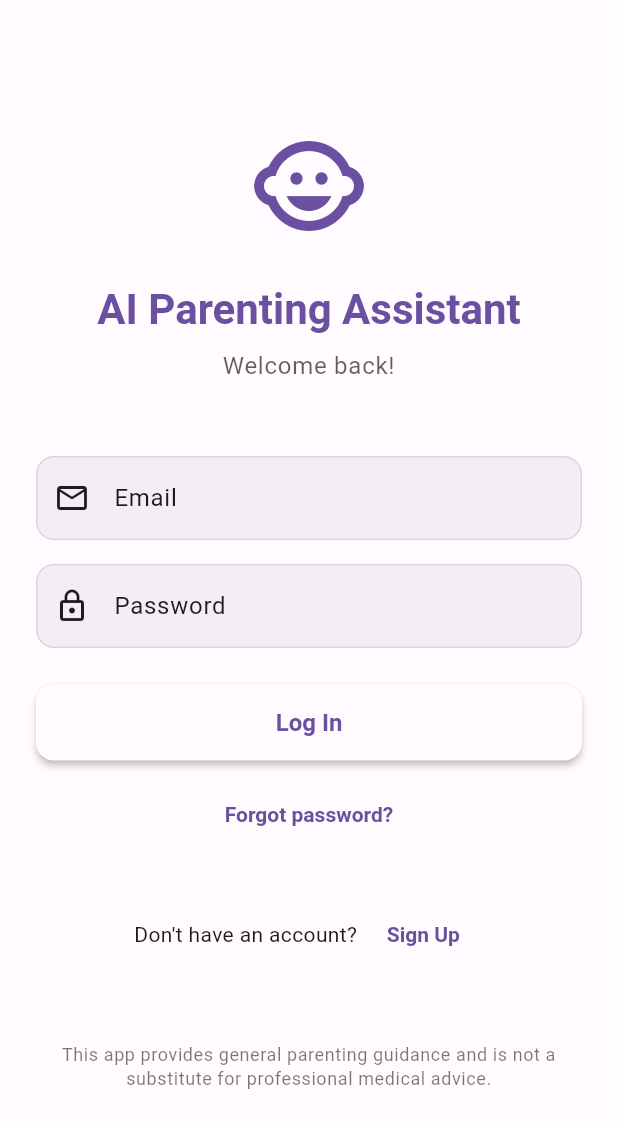
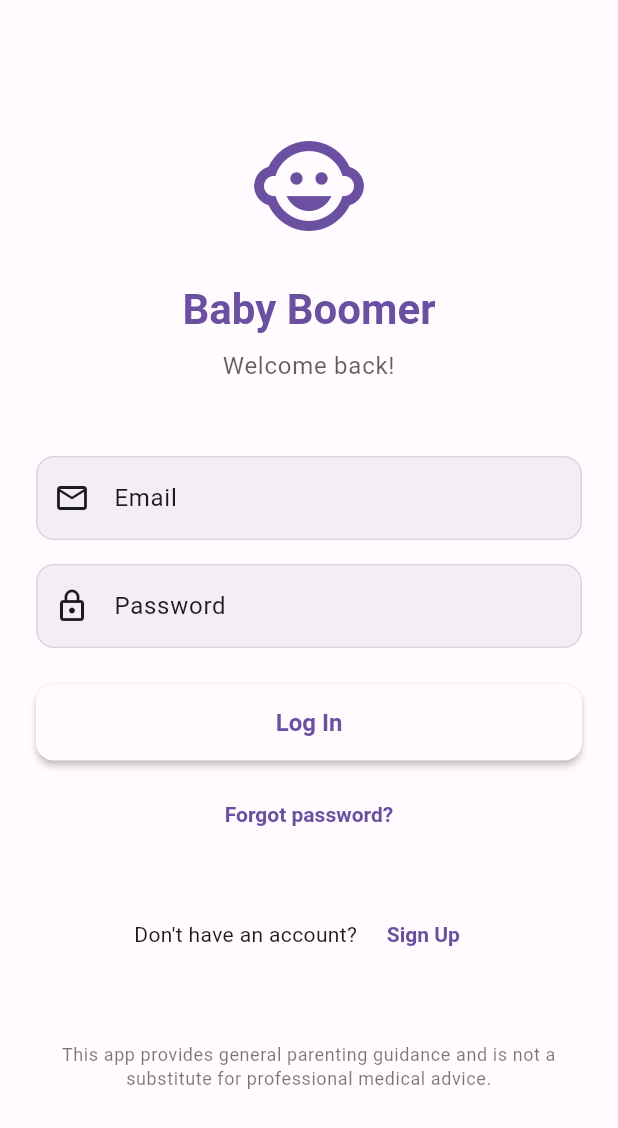
Before and after one commit to marcelfernandes1/ai-parenting-assistant, a Flutter app: the screen it shows after launch, on a phone screen of 412 x 824 dp. Shown: the top 1128 px of the screen. Run offline on Flutter 3.47's test engine with Material 3 defaults, Android fonts, the phone set to English and light mode, and no system bars; our stand-ins replace cached_network_image, dio, flutter_riverpod, flutter_secure_storage, freezed_annotation, go_router and 3 more; missing offline and left inert: record.

Commit message:
[Rebrand] Change app name from 'AI Parenting Assistant' to 'Baby Boomer'
- Updated app title in MaterialApp (main.dart)
- Updated description in pubspec.yaml
- Updated iOS CFBundleDisplayName and CFBundleName in Info.plist
- Updated Android app label in AndroidManifest.xml
- Updated all UI text references across all screens
- Updated permission descriptions

Next step: Design and implement trillion-dollar logo

```diff
--- a/mobile/lib/features/auth/presentation/login_screen.dart
+++ b/mobile/lib/features/auth/presentation/login_screen.dart
@@ -120,7 +120,7 @@ class _LoginScreenState extends ConsumerState<LoginScreen> {
               const SizedBox(height: 24),
 
               Text(
-                'AI Parenting Assistant',
+                'Baby Boomer',
                 style: Theme.of(context).textTheme.headlineMedium?.copyWith(
                       fontWeight: FontWeight.bold,
                       color: Theme.of(context).colorScheme.primary,
--- a/mobile/lib/features/auth/presentation/register_screen.dart
+++ b/mobile/lib/features/auth/presentation/register_screen.dart
@@ -241,7 +241,7 @@ class _RegisterScreenState extends ConsumerState<RegisterScreen> {
               const SizedBox(height: 24),
 
               Text(
-                'AI Parenting Assistant',
+                'Baby Boomer',
                 style: Theme.of(context).textTheme.headlineMedium?.copyWith(
                       fontWeight: FontWeight.bold,
                       color: Theme.of(context).colorScheme.primary,
--- a/mobile/lib/features/chat/presentation/chat_screen.dart
+++ b/mobile/lib/features/chat/presentation/chat_screen.dart
@@ -414,7 +414,7 @@ class _ChatScreenState extends ConsumerState<ChatScreen> {
       drawer: const AppDrawer(),
 
       appBar: AppBar(
-        title: const Text('AI Parenting Assistant'),
+        title: const Text('Baby Boomer'),
         actions: [
           // Usage counter badge
           if (!usageState.isLoading)
@@ -781,7 +781,7 @@ class _ChatScreenState extends ConsumerState<ChatScreen> {
 
             // Welcome text
             Text(
-              'Welcome to AI Parenting Assistant',
+              'Welcome to Baby Boomer',
               style: Theme.of(context).textTheme.headlineSmall?.copyWith(
                     color: Theme.of(context).colorScheme.onSurface,
                     fontWeight: FontWeight.bold,
--- a/mobile/lib/features/chat/presentation/widgets/app_drawer.dart
+++ b/mobile/lib/features/chat/presentation/widgets/app_drawer.dart
@@ -244,7 +244,7 @@ class AppDrawer extends ConsumerWidget {
             Padding(
               padding: const EdgeInsets.all(16.0),
               child: Text(
-                'AI Parenting Assistant v1.0.0',
+                'Baby Boomer v1.0.0',
                 style: theme.textTheme.bodySmall?.copyWith(
                   color: theme.colorScheme.outline,
                 ),
--- a/mobile/lib/features/onboarding/presentation/welcome_screen.dart
+++ b/mobile/lib/features/onboarding/presentation/welcome_screen.dart
@@ -78,7 +78,7 @@ class WelcomeScreen extends StatelessWidget {
 
               // Title Section
               Text(
-                'AI Parenting Assistant',
+                'Baby Boomer',
                 style: Theme.of(context).textTheme.headlineMedium?.copyWith(
                       fontWeight: FontWeight.bold,
                     ),
--- a/mobile/lib/main.dart
+++ b/mobile/lib/main.dart
@@ -1,4 +1,4 @@
-/// Main entry point for the AI Parenting Assistant Flutter app.
+/// Main entry point for the Baby Boomer Flutter app.
 /// Initializes Riverpod providers and sets up Material 3 theme with go_router.
 library;
 
@@ -29,7 +29,7 @@ class MyApp extends ConsumerWidget {
     final router = ref.watch(routerProvider);
 
     return MaterialApp.router(
-      title: 'AI Parenting Assistant',
+      title: 'Baby Boomer',
       debugShowCheckedModeBanner: false,
 
       // Apply Material 3 theme with warm, parent-friendly colors
--- a/mobile/lib/shared/theme/app_theme.dart
+++ b/mobile/lib/shared/theme/app_theme.dart
@@ -1,4 +1,4 @@
-/// Material 3 theme configuration for the AI Parenting Assistant app.
+/// Material 3 theme configuration for the Baby Boomer app.
 /// Provides light and dark color schemes with warm, calming colors
 /// appropriate for a parenting app.
 library;
--- a/mobile/pubspec.yaml
+++ b/mobile/pubspec.yaml
@@ -1,5 +1,5 @@
 name: ai_parenting_assistant
-description: "AI-powered parenting assistant with chat, voice, and milestone tracking."
+description: "Baby Boomer - Your AI-powered parenting companion for chat, voice, and milestone tracking."
 publish_to: 'none' # Private package
 
 version: 1.0.0+1
```
Also changed, not shown: 2 other files.
